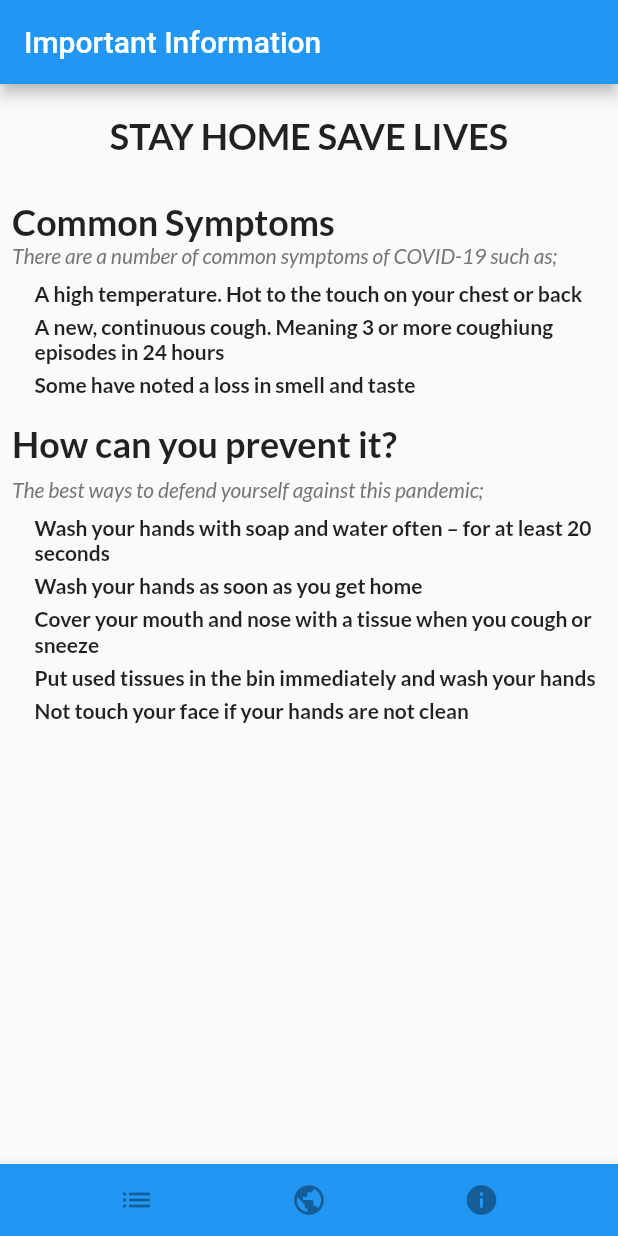
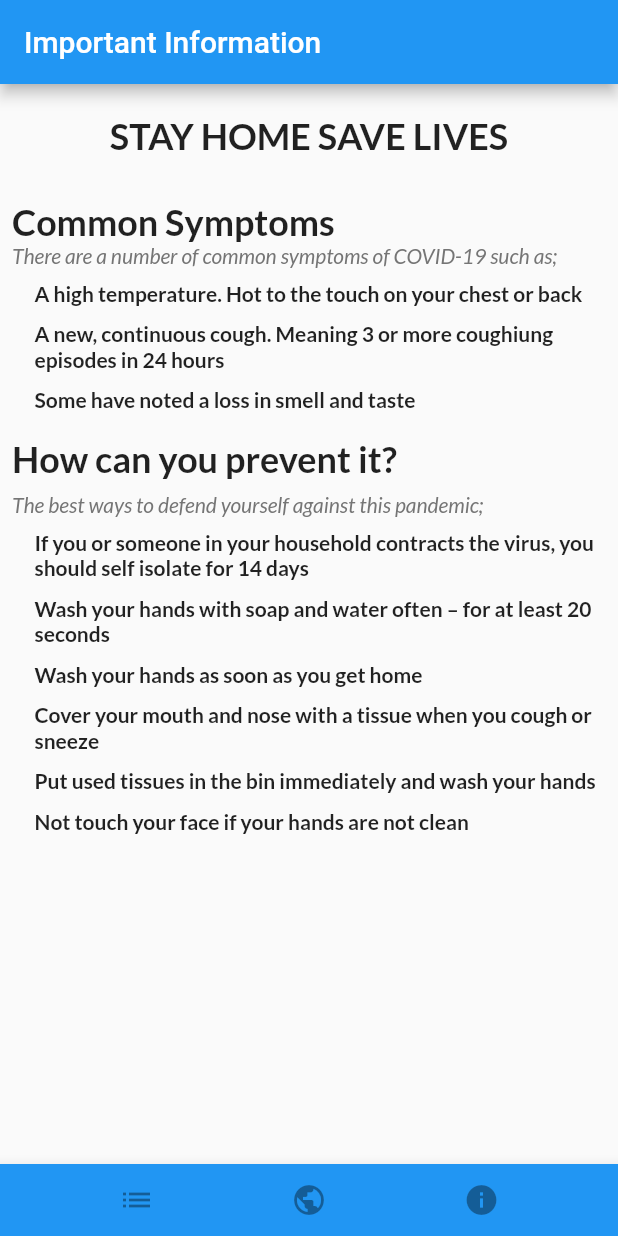
Before and after one commit to lbk9/Epicenter, a Flutter app: the screen it shows after launch, on a phone screen of 412 x 824 dp. Run offline on Flutter 3.47's test engine with Material 2 defaults, Android fonts, the light colour scheme and no system bars; our stand-ins replace google_fonts.

Commit message:
added isolation note

```diff
--- a/lib/pages/informationpage.dart
+++ b/lib/pages/informationpage.dart
@@ -74,7 +74,7 @@ class _InformationState extends State<Information> {
                   ),
                 ),
                 Padding(
-                  padding: const EdgeInsets.only(left: 15, top: 5),
+                  padding: const EdgeInsets.only(left: 15, top: 10),
                   child: Text(
                       'A new, continuous cough. Meaning 3 or more coughiung episodes in 24 hours',
                     style: GoogleFonts.lato(
@@ -84,7 +84,7 @@ class _InformationState extends State<Information> {
                   ),
                 ),
                 Padding(
-                  padding: const EdgeInsets.only(left: 15, top: 5),
+                  padding: const EdgeInsets.only(left: 15, top: 10),
                   child: Text(
                       'Some have noted a loss in smell and taste',
                     style: GoogleFonts.lato(
@@ -125,6 +125,16 @@ class _InformationState extends State<Information> {
                 Padding(
                   padding: const EdgeInsets.only(left: 15),
                   child: Text(
+                    'If you or someone in your household contracts the virus, you should self isolate for 14 days',
+                    style: GoogleFonts.lato(
+                        fontSize: 14,
+                        fontWeight: FontWeight.bold
+                    ),
+                  ),
+                ),
+                Padding(
+                  padding: const EdgeInsets.only(left: 15, top: 10),
+                  child: Text(
                     'Wash your hands with soap and water often – for at least 20 seconds',
                     style: GoogleFonts.lato(
                         fontSize: 14,
@@ -133,7 +143,7 @@ class _InformationState extends State<Information> {
                   ),
                 ),
                 Padding(
-                  padding: const EdgeInsets.only(left: 15, top: 5),
+                  padding: const EdgeInsets.only(left: 15, top: 10),
                   child: Text(
                     'Wash your hands as soon as you get home',
                     style: GoogleFonts.lato(
@@ -143,7 +153,7 @@ class _InformationState extends State<Information> {
                   ),
                 ),
                 Padding(
-                  padding: const EdgeInsets.only(left: 15, top: 5),
+                  padding: const EdgeInsets.only(left: 15, top: 10),
                   child: Text(
                     'Cover your mouth and nose with a tissue when you cough or sneeze',
                     style: GoogleFonts.lato(
@@ -153,7 +163,7 @@ class _InformationState extends State<Information> {
                   ),
                 ),
                 Padding(
-                  padding: const EdgeInsets.only(left: 15, top: 5),
+                  padding: const EdgeInsets.only(left: 15, top: 10),
                   child: Text(
                     'Put used tissues in the bin immediately and wash your hands',
                     style: GoogleFonts.lato(
@@ -163,7 +173,7 @@ class _InformationState extends State<Information> {
                   ),
                 ),
                 Padding(
-                  padding: const EdgeInsets.only(left: 15, top: 5),
+                  padding: const EdgeInsets.only(left: 15, top: 10),
                   child: Text(
                     'Not touch your face if your hands are not clean',
                     style: GoogleFonts.lato(
```
